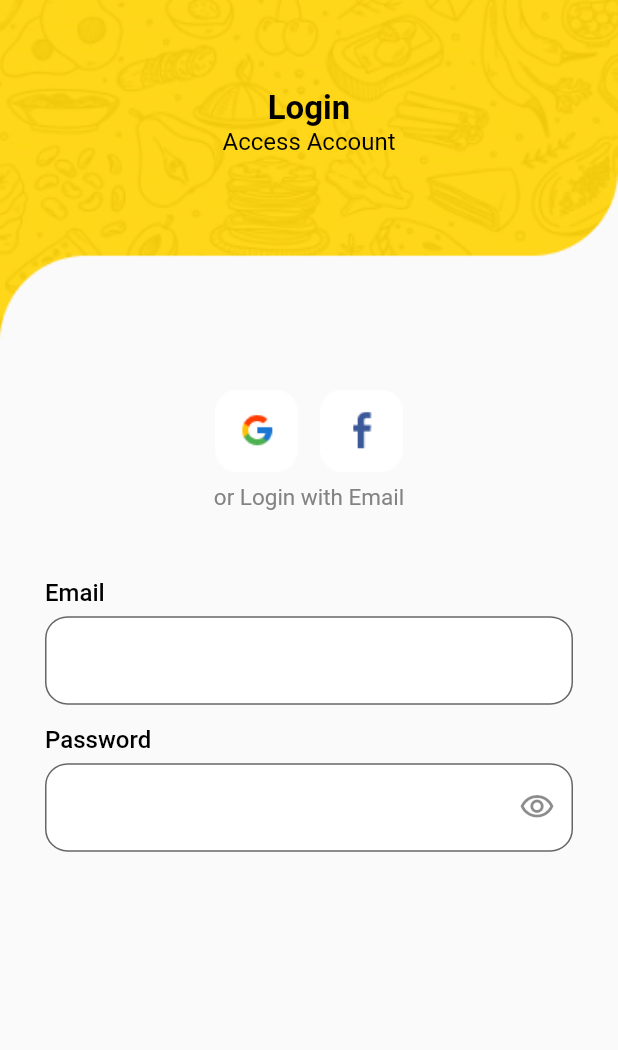
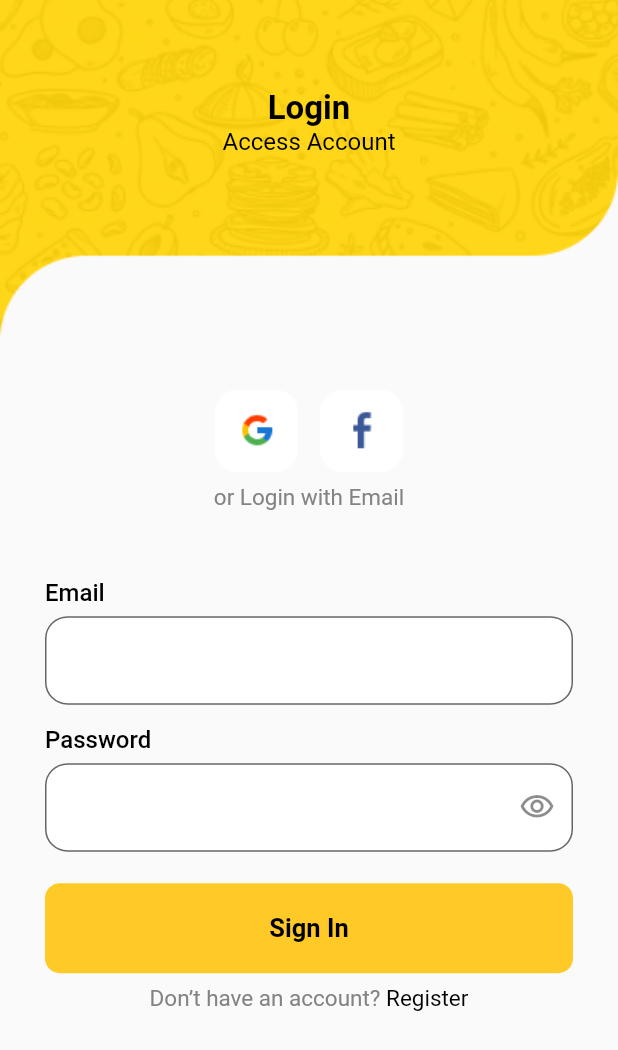
Before and after one commit to nadeeshapathiraja/food_app_class_word, a Flutter app: the screen it shows after launch, after a tap on "Skip", on a phone screen of 412 x 824 dp. Shown: the top 1050 px of the screen. Run offline on Flutter 3.47's test engine with Material 2 defaults, Android fonts, the phone set to English and light mode, and no system bars; our stand-ins replace animate_do, carousel_slider.

Commit message:
Login screen done

```diff
--- a/lib/screens/login_screen/login_screen.dart
+++ b/lib/screens/login_screen/login_screen.dart
@@ -151,6 +151,64 @@ class _LogInScreenState extends State<LogInScreen> {
                             suffixIcon: Icon(Icons.visibility_outlined),
                           ),
                         ),
+                        SizedBox(height: 21),
+                        // ElevatedButton(
+                        //   onPressed: () {},
+
+                        //   child: Container(
+                        //     color: primaryColor,
+                        //     width: 300.0,
+                        //     height: 60.0,
+                        //     alignment: Alignment.center,
+                        //     child: Text("Sign In"),
+                        //   ),
+                        // ),
+                        InkWell(
+                          onTap: () {},
+                          child: Container(
+                            height: 60,
+                            width: 400,
+                            decoration: BoxDecoration(
+                              borderRadius: BorderRadius.circular(10.0),
+                              color: Colors.amber[400],
+                            ),
+                            child: Center(
+                              child: Text(
+                                "Sign In",
+                                style: TextStyle(
+                                  color: fontColor,
+                                  fontWeight: FontWeight.w600,
+                                  fontSize: 17.0,
+                                ),
+                              ),
+                            ),
+                          ),
+                        ),
+                        SizedBox(
+                          height: 8.0,
+                        ),
+                        Row(
+                          mainAxisAlignment: MainAxisAlignment.center,
+                          children: [
+                            Text(
+                              "Don’t have an account? ",
+                              style: TextStyle(
+                                fontSize: 15.0,
+                                color: greyColor,
+                              ),
+                            ),
+                            InkWell(
+                              onTap: () {},
+                              child: Text(
+                                "Register",
+                                style: TextStyle(
+                                  fontSize: 15.0,
+                                  color: fontColor,
+                                ),
+                              ),
+                            )
+                          ],
+                        )
                       ],
                     ),
                   ),
```
